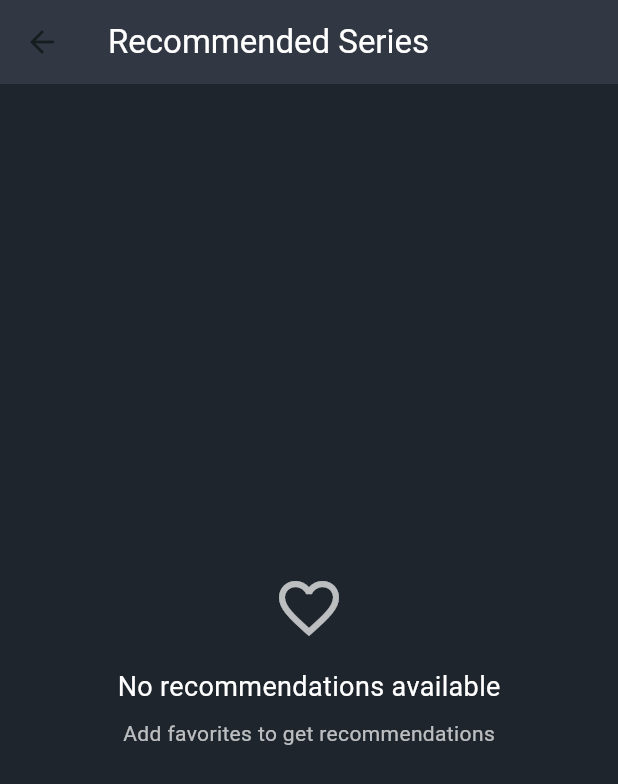
After one commit to burhankivrak/GraduaatsProef2025-2026, a Flutter app: the RecommendedScreen screen opened directly, on a phone screen of 412 x 824 dp. The commit adds this screen. Shown: the top 784 px of the screen. Run offline on Flutter 3.47's test engine with Material 3 defaults, Android fonts, the phone set to English and light mode, and no system bars; our stand-ins replace cloud_firestore, firebase_auth, firebase_core, youtube_player_flutter; accounts and stored records are empty; network calls fail.

Commit message:
Feature recommend series

```diff
--- /dev/null
+++ b/myseries/lib/screens/recommended_screen.dart
@@ -0,0 +1,143 @@
+import 'dart:developer';
+import 'package:flutter/material.dart';
+import '../services/tmdb_service.dart';
+import '../services/favorites_service.dart';
+import '../models/series.dart';
+import '../widgets/series_card.dart';
+import 'series_detail_screen.dart';
+
+class RecommendedScreen extends StatefulWidget {
+  const RecommendedScreen({super.key});
+
+  @override
+  State<RecommendedScreen> createState() => _RecommendedScreenState();
+}
+
+class _RecommendedScreenState extends State<RecommendedScreen> {
+  final TmdbService _tmdbService = TmdbService();
+  final FavoritesService _favoritesService = FavoritesService();
+
+  Future<List<Series>>? _recsFromFavFuture;
+
+  @override
+  void initState() {
+    super.initState();
+    _recsFromFavFuture = _loadFavBasedRecommendations();
+  }
+
+  Future<List<Series>> _loadFavBasedRecommendations() async {
+    try {
+      final favs = await _favoritesService.getAllFavorites().first;
+      if (favs.isEmpty) return [];
+
+      final favIds = favs.map((f) => f.id).toSet();
+      final byId = <int, Series>{};
+      final count = <int, int>{};
+
+      for (final fav in favs) {
+        try {
+          final recs = await _tmdbService.getSeriesRecommendations(fav.id);
+          for (final s in recs) {
+            if (favIds.contains(s.id)) continue;
+            byId[s.id] = s;
+            count[s.id] = (count[s.id] ?? 0) + 1;
+          }
+        } catch (e) {
+          log('Error fetching recommendations for favorite ${fav.id}: $e');
+        }
+      }
+
+      final sortedIds = byId.keys.toList()
+        ..sort((a, b) => (count[b] ?? 0).compareTo(count[a] ?? 0));
+
+      final top = sortedIds.take(20).map((id) => byId[id]!).toList();
+      return top;
+    } catch (e) {
+      log('Error loading TMDB recommendations from favorites: $e');
+      return [];
+    }
+  }
+
+  @override
+  Widget build(BuildContext context) {
+    return Scaffold(
+      backgroundColor: const Color(0xFF1E252D),
+      appBar: AppBar(
+        backgroundColor: const Color(0xFF313743),
+        title: const Text(
+          'Recommended Series',
+          style: TextStyle(color: Colors.white),
+        ),
+        elevation: 0,
+      ),
+      body: FutureBuilder<List<Series>>(
+        future: _recsFromFavFuture,
+        builder: (context, snapshot) {
+          if (snapshot.connectionState == ConnectionState.waiting) {
+            return const Center(
+              child: CircularProgressIndicator(color: Colors.white),
+            );
+          }
+
+          if (snapshot.hasError) {
+            return Center(
+              child: Column(
+                mainAxisAlignment: MainAxisAlignment.center,
+                children: [
+                  const Icon(Icons.error_outline, color: Colors.white70, size: 48),
+                  const SizedBox(height: 16),
+                  Text(
+                    'Error loading recommendations',
+                    style: TextStyle(color: Colors.white70),
+                  ),
+                ],
+              ),
+            );
+          }
+
+          final recs = snapshot.data ?? [];
+
+          if (recs.isEmpty) {
+            return Center(
+              child: Column(
+                mainAxisAlignment: MainAxisAlignment.center,
+                children: [
+                  const Icon(Icons.favorite_border, color: Colors.white70, size: 48),
+                  const SizedBox(height: 16),
+                  Text(
+                    'No recommendations available',
+                    style: TextStyle(color: Colors.white, fontSize: 18),
+                  ),
+                  const SizedBox(height: 8),
+                  Text(
+                    'Add favorites to get recommendations',
+                    style: TextStyle(color: Colors.white70),
+                  ),
+                ],
+              ),
+            );
+          }
+
+          return ListView.builder(
+            padding: const EdgeInsets.symmetric(horizontal: 8),
+            itemCount: recs.length,
+            itemBuilder: (context, index) {
+              final series = recs[index];
+              return SeriesCard(
+                data: series,
+                onTap: () {
+                  Navigator.push(
+                    context,
+                    MaterialPageRoute(
+                      builder: (context) => SeriesDetailScreen(seriesId: series.id),
+                    ),
+                  );
+                },
+              );
+            },
+          );
+        },
+      ),
+    );
+  }
+}
--- a/myseries/lib/services/tmdb_service.dart
+++ b/myseries/lib/services/tmdb_service.dart
@@ -85,4 +85,19 @@ class TmdbService {
       throw Exception('Failed to load episodes (status: ${response.statusCode})');
     }
   }
+
+  Future<List<Series>> getSeriesRecommendations(int id) async {
+    final url = Uri.parse('$apiBase/tv/$id/recommendations?api_key=$apiKey');
+    final response = await http.get(url);
+
+    if (response.statusCode == 200) {
+      final data = json.decode(response.body);
+      final List results = data['results'] ?? [];
+      return results.map((json) => Series.fromJson(json)).toList();
+    } else if (response.statusCode == 404) {
+      return [];
+    } else {
+      throw Exception('Failed to load recommendations (status: ${response.statusCode})');
+    }
+  }
 }
```
Also changed, not shown: myseries/lib/screens/home_screen.dart (+16 -2 lines), myseries/lib/widgets/recommend_button.dart (added, +70 -0 lines), 1 other file.
